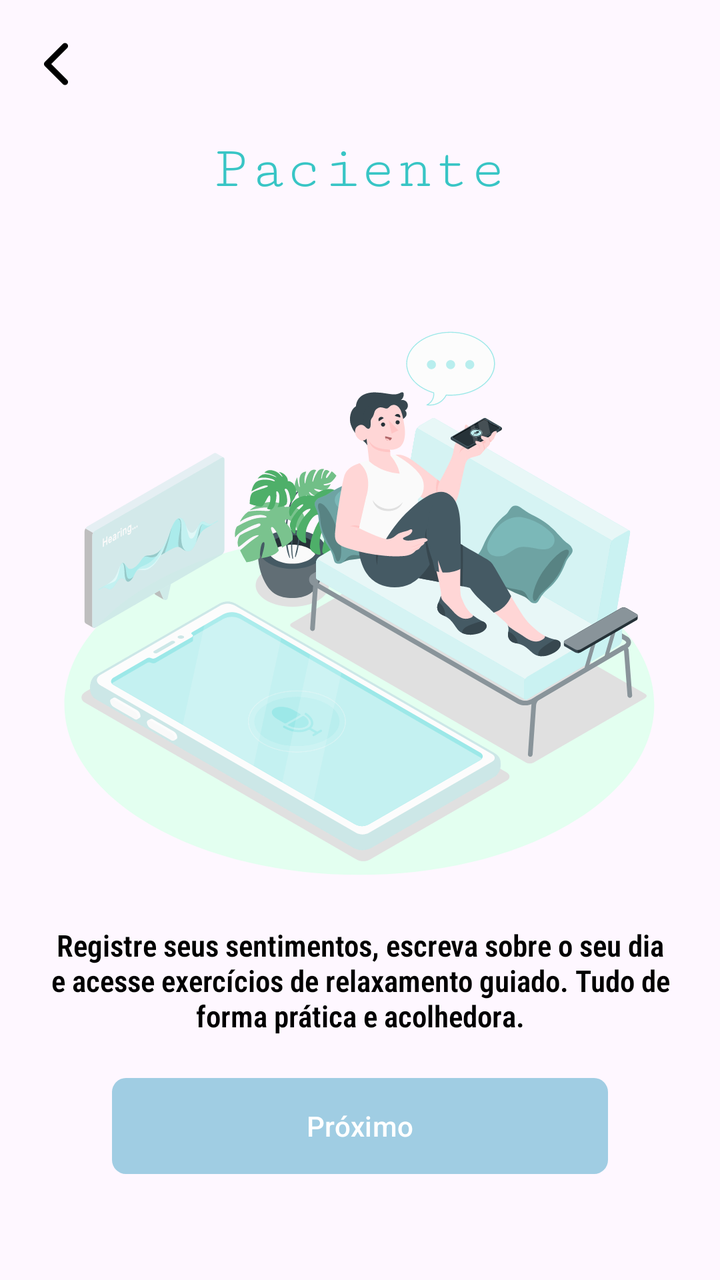
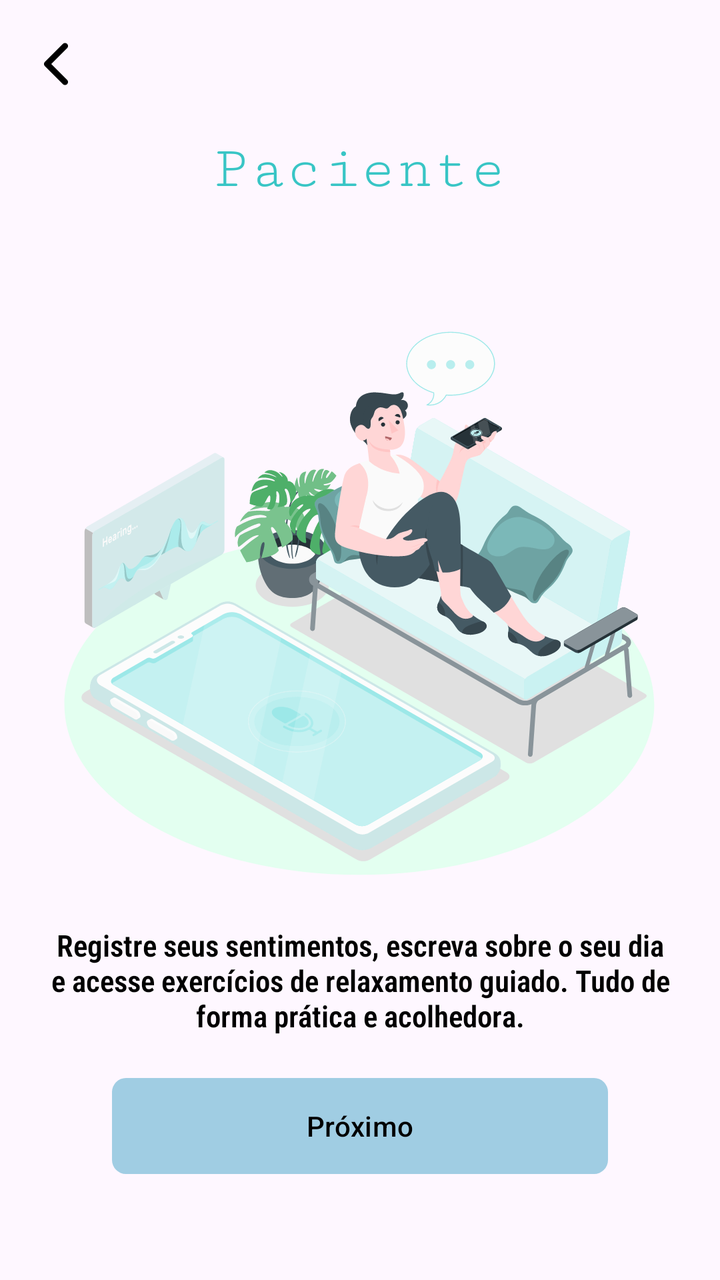

Two renders of the same Android screen: before a commit and after it. Below are the layout's source before the change and the commit's diff.
<!-- AndroidManifest.xml: application theme Theme.Atividade4 -->
<!-- res/layout/fragment_intro_paciente.xml -->
<?xml version="1.0" encoding="utf-8"?>
<androidx.constraintlayout.widget.ConstraintLayout
    xmlns:android="http://schemas.android.com/apk/res/android"
    xmlns:app="http://schemas.android.com/apk/res-auto"
    xmlns:tools="http://schemas.android.com/tools"
    android:layout_width="match_parent"
    android:layout_height="match_parent"
    tools:context=".introducao.FragmentIntroProfissional">

    <LinearLayout
        android:id="@+id/linearLayout2"
        android:layout_width="match_parent"
        android:layout_height="wrap_content"
        android:orientation="vertical"
        app:layout_constraintBottom_toBottomOf="parent"
        app:layout_constraintTop_toTopOf="parent">

        <androidx.constraintlayout.widget.ConstraintLayout
            android:layout_width="match_parent"
            android:layout_height="551dp"
            android:layout_marginTop="15dp"
            android:padding="16dp">


            <com.google.android.material.button.MaterialButton
                android:id="@+id/buttonProximo"
                android:layout_width="match_parent"
                android:layout_height="wrap_content"
                android:backgroundTint="#169EB0"
                android:text="@string/btn_intro"
                android:background="@drawable/bg_btn"
                android:layout_marginStart="40dp"
                android:layout_marginEnd="40dp"
                app:layout_constraintBottom_toBottomOf="parent"
                app:layout_constraintEnd_toEndOf="parent"
                app:layout_constraintHorizontal_bias="0.0"
                app:layout_constraintStart_toStartOf="parent"
                app:layout_editor_absoluteX="16dp"
                app:layout_editor_absoluteY="221dp" />

            <TextView
                android:id="@+id/titulo_paciente"
                android:layout_width="wrap_content"
                android:layout_height="wrap_content"
                android:layout_gravity="center_horizontal"
                android:fontFamily="serif-monospace"
                android:text="@string/titulo_intro_paciente"
                android:textColor="#38C5C5"
                android:textSize="30dp"
                app:layout_constraintEnd_toEndOf="parent"
                app:layout_constraintStart_toStartOf="parent"
                app:layout_constraintTop_toTopOf="parent" />

            <ImageView
                android:id="@+id/intro_paciente"
                android:layout_width="wrap_content"
                android:layout_height="wrap_content"
                android:layout_marginTop="40dp"
                android:src="@drawable/intro_paciente"
                app:layout_constraintEnd_toEndOf="parent"
                app:layout_constraintHorizontal_bias="0.493"
                app:layout_constraintStart_toStartOf="parent"
                app:layout_constraintTop_toBottomOf="@+id/titulo_paciente" />

            <TextView
                android:layout_width="wrap_content"
                android:layout_height="wrap_content"
                android:fontFamily="sans-serif-condensed-light"
                android:text="@string/txt_intro_paciente"
                android:textAlignment="center"
                android:textColor="@color/black"
                android:textSize="15sp"
                android:textStyle="bold"
                app:layout_constraintBottom_toTopOf="@+id/buttonProximo"
                app:layout_constraintEnd_toEndOf="parent"
                app:layout_constraintStart_toStartOf="parent"
                app:layout_constraintTop_toBottomOf="@+id/intro_paciente" />


        </androidx.constraintlayout.widget.ConstraintLayout>
    </LinearLayout>

    <com.google.android.material.appbar.MaterialToolbar
        android:id="@+id/toolbar"
        android:layout_width="match_parent"
        android:layout_height="wrap_content"
        android:paddingTop="0dp"
        app:layout_constraintEnd_toEndOf="parent"
        app:layout_constraintStart_toStartOf="parent"
        app:layout_constraintTop_toTopOf="parent"
        app:navigationIcon="@drawable/ic_back">


    </com.google.android.material.appbar.MaterialToolbar>


</androidx.constraintlayout.widget.ConstraintLayout>
<!-- resources referenced by this layout -->
<resources>
  <color name="black">#FF000000</color>
  <!-- drawable bg_btn (drawable) -->
  <?xml version="1.0" encoding="utf-8"?>
  <shape xmlns:android="http://schemas.android.com/apk/res/android"
      android:shape="rectangle">
  
      <solid android:color="@color/black"/>
      <corners android:radius="7dp"/>
    
  </shape>
  <!-- drawable ic_back (drawable) -->
  <vector xmlns:android="http://schemas.android.com/apk/res/android" android:height="24dp" android:viewportHeight="16" android:viewportWidth="16" android:width="24dp">
        
      <path android:fillColor="#000000" android:pathData="m12,2c0,-0.266 -0.105,-0.52 -0.293,-0.707c-0.391,-0.391 -1.023,-0.391 -1.414,0l-6,6c-0.188,0.188 -0.293,0.441 -0.293,0.707s0.105,0.52 0.293,0.707l6,6c0.391,0.391 1.023,0.391 1.414,0c0.188,-0.188 0.293,-0.441 0.293,-0.707s-0.105,-0.52 -0.293,-0.707l-5.293,-5.293l5.293,-5.293c0.188,-0.188 0.293,-0.441 0.293,-0.707zM12,2"/>
      
  </vector>
  <!-- drawable intro_paciente: vector/xml drawable (drawable, 96076 chars, omitted) -->
  <string name="btn_intro">Próximo</string>
  <string name="titulo_intro_paciente">Paciente </string>
  <string name="txt_intro_paciente">Registre seus sentimentos, escreva sobre o seu dia e acesse exercícios de relaxamento guiado. Tudo de forma prática e acolhedora.</string>
  <style name="Theme.Atividade4" parent="Base.Theme.Atividade4" />
  <style name="Base.Theme.Atividade4" parent="Theme.Material3.DayNight.NoActionBar">
  
          <item name="colorPrimary">@color/colorPrimary</item>
          <item name="colorAccent">@color/color_details</item>
  
      </style>
  <color name="colorPrimary">#A0CDE3</color>
  <color name="color_details">#A0CDE3</color>
</resources>

<!-- the commit's change to res/layout/fragment_intro_paciente.xml (unified diff, before → after) -->
@@ -28,6 +28,7 @@
                 android:layout_height="wrap_content"
                 android:backgroundTint="#169EB0"
                 android:text="@string/btn_intro"
+                android:textColor="@color/black"
                 android:background="@drawable/bg_btn"
                 android:layout_marginStart="40dp"
                 android:layout_marginEnd="40dp"
